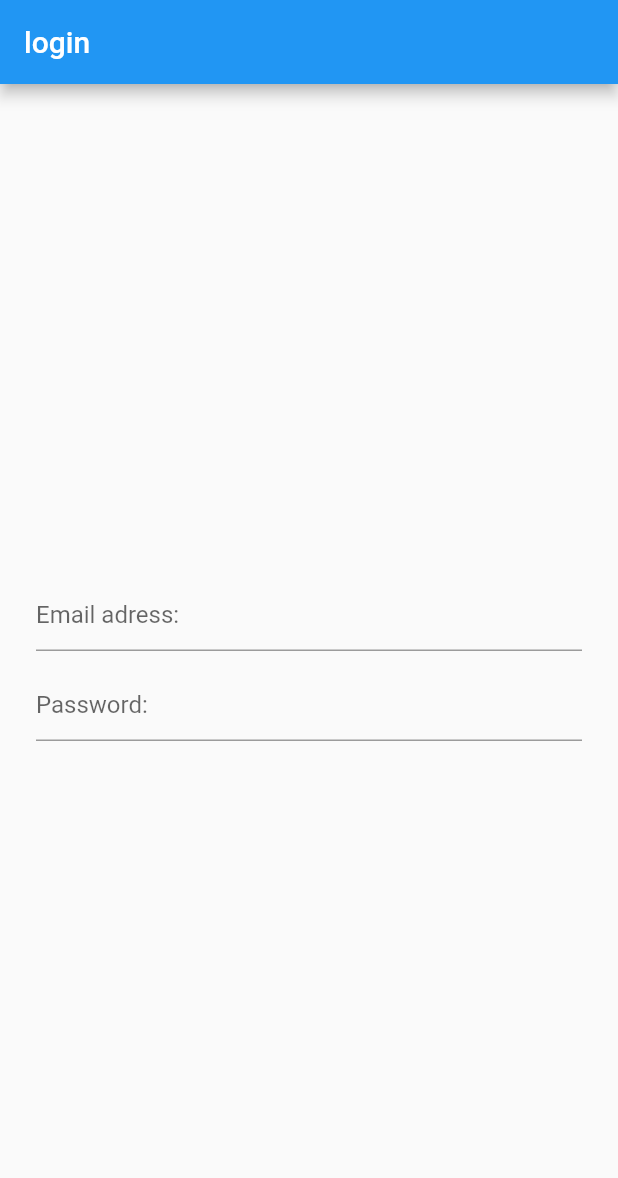
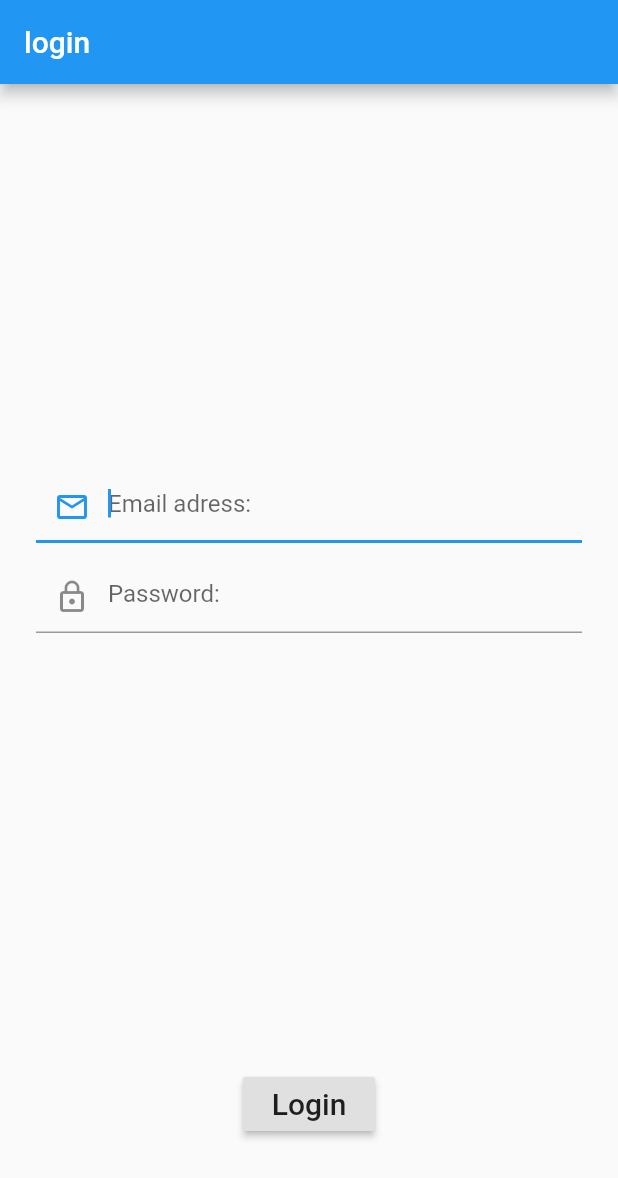
Before and after one commit to gadolfolozano/FlutterLoginChat, a Flutter app: the screen it shows after launch, on a phone screen of 412 x 824 dp. Shown: the top 1178 px of the screen. Run offline on Flutter 3.47's test engine with Material 2 defaults, Android fonts, the phone set to English and light mode, and no system bars.

Commit message:
added very basic login ui

```diff
--- a/lib/ui/LoginScreen.dart
+++ b/lib/ui/LoginScreen.dart
@@ -1,6 +1,7 @@
 import 'package:flutter/material.dart';
 
 class LoginScreen extends StatelessWidget {
+
   @override
   Widget build(BuildContext context) {
     return MaterialApp(
@@ -20,10 +21,14 @@ class LoginScreen extends StatelessWidget {
               ),
               Container(
                 margin: const EdgeInsets.only(left: 24, right: 24),
-                child: TextField(
+                child: TextFormField(
+                  autofocus: true,
                   decoration: InputDecoration(
-                    hintText: 'Email adress:',
-                  ),
+                      hintText: 'Email adress:',
+                      prefixIcon: Icon(
+                        Icons.mail_outline,
+                      )),
+                  textInputAction: TextInputAction.next,
                 ),
               ),
               Container(
@@ -31,15 +36,31 @@ class LoginScreen extends StatelessWidget {
               ),
               Container(
                 margin: const EdgeInsets.only(left: 24, right: 24),
-                child: TextField(
+                child: TextFormField(
                   decoration: InputDecoration(
-                    hintText: 'Password:',
-                  ),
+                      hintText: 'Password:',
+                      prefixIcon: Icon(
+                        Icons.lock_outline,
+                      )),
                   obscureText: true,
+                  textInputAction: TextInputAction.done,
                 ),
+              ),
+              Container(
+                height: 32,
               ),
               Expanded(
                 child: Container(),
+              ),
+              Container(
+                margin: const EdgeInsets.only(left: 24, right: 24),
+                child: RaisedButton(
+                  onPressed: () {},
+                  child: const Text('Login', style: TextStyle(fontSize: 20)),
+                ),
+              ),
+              Container(
+                height: 64,
               ),
             ],
           ),
@@ -48,5 +69,4 @@ class LoginScreen extends StatelessWidget {
     );
   }
 
-  control() {}
 }
```
Also changed, not shown: lib/login inpiration.png (added).
